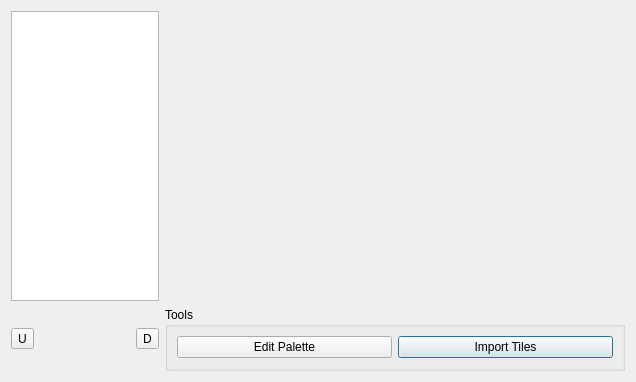
Above: RetroEDv2/tools/sceneproperties/tileseteditor.ui from RSDKModding/RetroED before the change. Below: the same form after it.
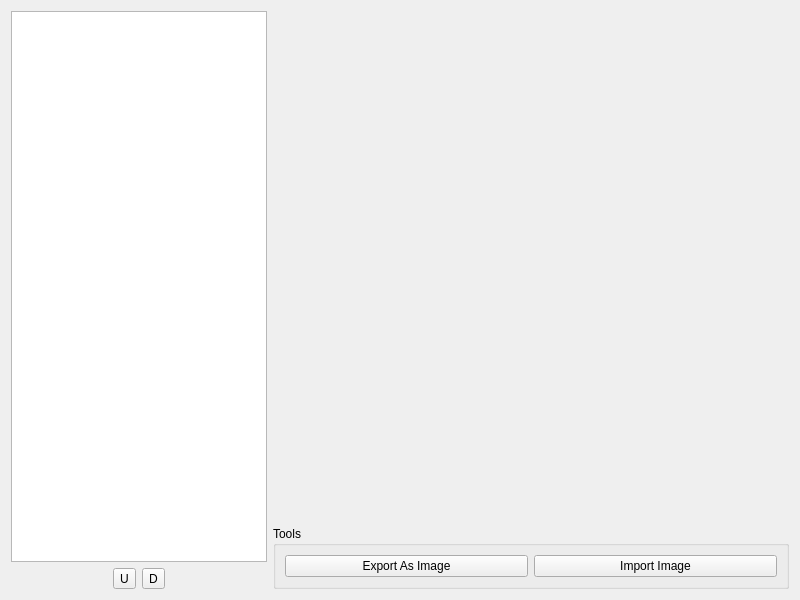
That is the form after the change. Icons and pictures are not drawn.

Diff of the .ui file:
```diff
--- a/RetroEDv2/tools/sceneproperties/tileseteditor.ui
+++ b/RetroEDv2/tools/sceneproperties/tileseteditor.ui
@@ -1,117 +1,135 @@
 <?xml version="1.0" encoding="UTF-8"?>
 <ui version="4.0">
  <class>TilesetEditor</class>
- <widget class="QDialog" name="TilesetEditor">
+ <widget class="QWidget" name="TilesetEditor">
   <property name="geometry">
    <rect>
     <x>0</x>
     <y>0</y>
-    <width>636</width>
-    <height>382</height>
+    <width>800</width>
+    <height>600</height>
    </rect>
   </property>
   <property name="windowTitle">
    <string>Dialog</string>
   </property>
-  <layout class="QGridLayout" name="gridLayout_3">
-   <item row="3" column="0">
-    <widget class="QToolButton" name="upTile">
-     <property name="text">
-      <string>U</string>
-     </property>
-     <property name="icon">
-      <iconset resource="../../resources.qrc">
-       <normaloff>:/icons/ic_arrow_upward_48px.svg</normaloff>:/icons/ic_arrow_upward_48px.svg</iconset>
-     </property>
-    </widget>
-   </item>
-   <item row="3" column="2">
-    <widget class="QToolButton" name="downTile">
-     <property name="text">
-      <string>D</string>
-     </property>
-     <property name="icon">
-      <iconset resource="../../resources.qrc">
-       <normaloff>:/icons/ic_arrow_downward_48px.svg</normaloff>:/icons/ic_arrow_downward_48px.svg</iconset>
-     </property>
-    </widget>
-   </item>
-   <item row="3" column="4">
-    <widget class="QGroupBox" name="toolsBox">
-     <property name="minimumSize">
-      <size>
-       <width>460</width>
-       <height>0</height>
-      </size>
+  <layout class="QGridLayout" name="gridLayout">
+   <item row="2" column="2" rowspan="3" colspan="6">
+    <widget class="QGroupBox" name="groupBox">
+     <property name="sizePolicy">
+      <sizepolicy hsizetype="Preferred" vsizetype="Minimum">
+       <horstretch>0</horstretch>
+       <verstretch>0</verstretch>
+      </sizepolicy>
      </property>
      <property name="maximumSize">
       <size>
        <width>16777215</width>
-       <height>120</height>
+       <height>16777215</height>
       </size>
      </property>
      <property name="title">
       <string>Tools</string>
      </property>
-     <layout class="QGridLayout" name="gridLayout_4">
-      <item row="0" column="1">
-       <widget class="QPushButton" name="importTiles">
-        <property name="text">
-         <string>Import Tiles</string>
-        </property>
-       </widget>
-      </item>
+     <layout class="QGridLayout" name="gridLayout_2">
       <item row="0" column="0">
-       <widget class="QPushButton" name="editPal">
+       <widget class="QPushButton" name="exportImg">
         <property name="text">
-         <string>Edit Palette</string>
+         <string>Export As Image</string>
         </property>
        </widget>
       </item>
-      <item row="1" column="1">
-       <spacer name="verticalSpacer">
-        <property name="orientation">
-         <enum>Qt::Vertical</enum>
+      <item row="0" column="1">
+       <widget class="QPushButton" name="importImg">
+        <property name="text">
+         <string>Import Image</string>
         </property>
-        <property name="sizeHint" stdset="0">
-         <size>
-          <width>20</width>
-          <height>40</height>
-         </size>
-        </property>
-       </spacer>
+       </widget>
       </item>
      </layout>
     </widget>
    </item>
-   <item row="0" column="4" rowspan="2">
-    <layout class="QGridLayout" name="gridLayout"/>
-   </item>
-   <item row="3" column="1">
-    <spacer name="horizontalSpacer">
-     <property name="orientation">
-      <enum>Qt::Horizontal</enum>
+   <item row="1" column="2" colspan="6">
+    <widget class="QFrame" name="viewerFrame">
+     <property name="sizePolicy">
+      <sizepolicy hsizetype="Ignored" vsizetype="Expanding">
+       <horstretch>0</horstretch>
+       <verstretch>0</verstretch>
+      </sizepolicy>
      </property>
-     <property name="sizeHint" stdset="0">
+     <property name="minimumSize">
       <size>
-       <width>40</width>
-       <height>20</height>
+       <width>0</width>
+       <height>0</height>
       </size>
      </property>
-    </spacer>
+     <property name="maximumSize">
+      <size>
+       <width>16777215</width>
+       <height>16777215</height>
+      </size>
+     </property>
+     <layout class="QGridLayout" name="gridLayout_3"/>
+    </widget>
    </item>
-   <item row="0" column="0" rowspan="2" colspan="3">
+   <item row="4" column="0" colspan="2">
+    <layout class="QGridLayout" name="gridLayout_4">
+     <item row="0" column="2">
+      <widget class="QToolButton" name="downTile">
+       <property name="text">
+        <string>D</string>
+       </property>
+       <property name="icon">
+        <iconset resource="../../resources.qrc">
+         <normaloff>:/icons/ic_arrow_downward_48px.svg</normaloff>:/icons/ic_arrow_downward_48px.svg</iconset>
+       </property>
+      </widget>
+     </item>
+     <item row="0" column="0">
+      <spacer name="horizontalSpacer_2">
+       <property name="orientation">
+        <enum>Qt::Horizontal</enum>
+       </property>
+       <property name="sizeHint" stdset="0">
+        <size>
+         <width>40</width>
+         <height>20</height>
+        </size>
+       </property>
+      </spacer>
+     </item>
+     <item row="0" column="3">
+      <spacer name="horizontalSpacer_3">
+       <property name="orientation">
+        <enum>Qt::Horizontal</enum>
+       </property>
+       <property name="sizeHint" stdset="0">
+        <size>
+         <width>40</width>
+         <height>20</height>
+        </size>
+       </property>
+      </spacer>
+     </item>
+     <item row="0" column="1">
+      <widget class="QToolButton" name="upTile">
+       <property name="text">
+        <string>U</string>
+       </property>
+       <property name="icon">
+        <iconset resource="../../resources.qrc">
+         <normaloff>:/icons/ic_arrow_upward_48px.svg</normaloff>:/icons/ic_arrow_upward_48px.svg</iconset>
+       </property>
+      </widget>
+     </item>
+    </layout>
+   </item>
+   <item row="1" column="0" rowspan="3" colspan="2">
     <widget class="QListWidget" name="tileList">
-     <property name="sizePolicy">
-      <sizepolicy hsizetype="Expanding" vsizetype="Expanding">
-       <horstretch>0</horstretch>
-       <verstretch>0</verstretch>
-      </sizepolicy>
-     </property>
      <property name="minimumSize">
       <size>
        <width>0</width>
-       <height>290</height>
+       <height>0</height>
       </size>
      </property>
      <property name="maximumSize">
@@ -120,9 +138,6 @@
        <height>16777215</height>
       </size>
      </property>
-     <property name="flow">
-      <enum>QListView::LeftToRight</enum>
-     </property>
      <property name="viewMode">
       <enum>QListView::IconMode</enum>
      </property>
```
Left out of the diff: 2 changed lines with no effect on the pictures.
